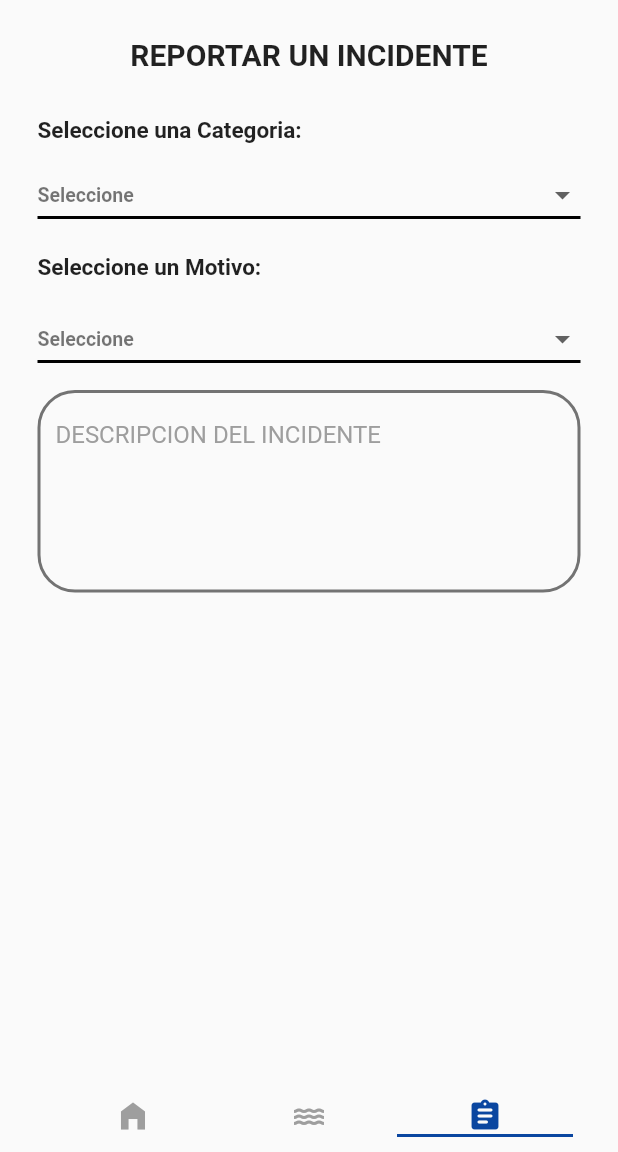
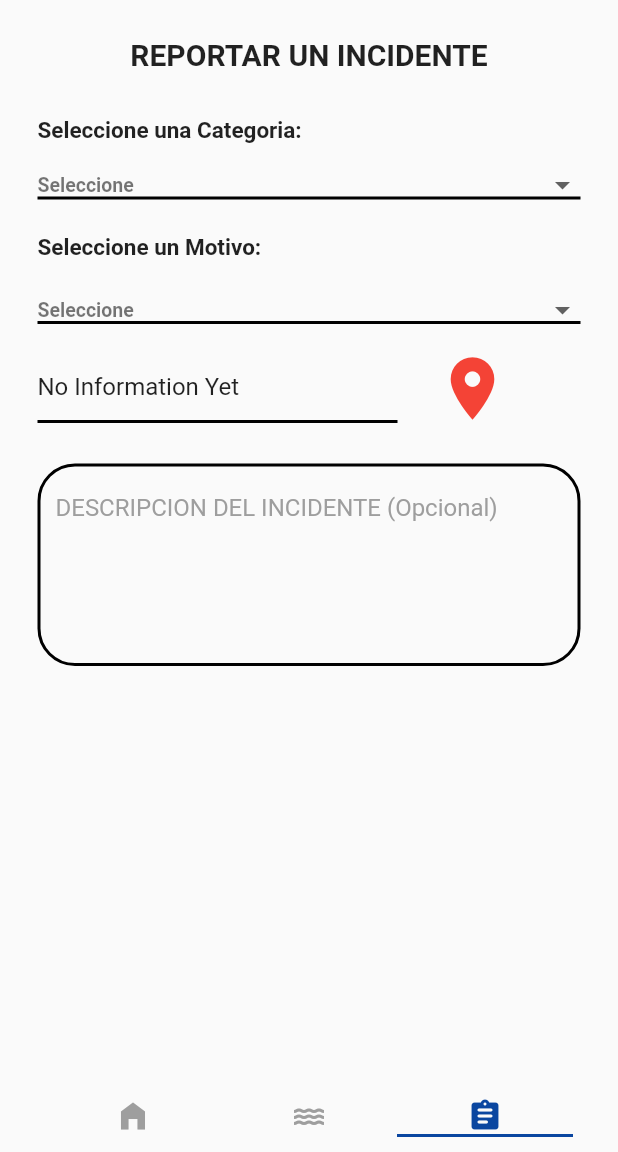
Before and after one commit to GustavoZegarra/PRY2021267_MobileApp, a Flutter app: the screen it shows after launch, item 3 of the bottom bar chosen, on a phone screen of 412 x 824 dp, the part 84-1236 px from its top. Run offline on Flutter 3.47's test engine with Material 2 defaults, Android fonts, the phone set to English and light mode, and no system bars; our stand-ins replace google_maps_flutter; missing offline and left inert: dart:ffi.

Commit message:
Mas funcionalidades en la pantalla de Reporte de Incidente

```diff
--- a/mobile_app/lib/screens/incidente_screen.dart
+++ b/mobile_app/lib/screens/incidente_screen.dart
@@ -1,12 +1,28 @@
+import 'package:flutter/cupertino.dart';
 import 'package:flutter/material.dart';
+import 'package:mobile_app/screens/screens.dart';
 
 class IncidenteScreen extends StatefulWidget {
   @override
-  _MyAppState createState() => _MyAppState();
+  IncidenteState createState() => IncidenteState();
 }
 
-class _MyAppState extends State<IncidenteScreen> {
-  //const IncidenteScreen({Key? key}) : super(key: key);
+class IncidenteState extends State<IncidenteScreen> {
+
+   String _information = 'No Information Yet';
+
+  void updateInformation(String information) {
+    setState(() => _information = information);
+  }
+
+  void moveToMapaScreen() async {
+    final information = await Navigator.push(
+      context,
+      CupertinoPageRoute(
+          fullscreenDialog: true, builder: (context) => MapaScreen()),
+    );
+    updateInformation(information);
+  }
 
   String temp_cate = 'Seleccione';
   final List<String> lista_categoria = <String>[
@@ -34,26 +50,21 @@ class _MyAppState extends State<IncidenteScreen> {
               margin: const EdgeInsets.fromLTRB(15, 20, 15, 0),
               padding: const EdgeInsets.fromLTRB(10, 5, 10, 5),
               child: Text('REPORTAR UN INCIDENTE',
-              style: TextStyle(fontSize: 20, fontWeight: FontWeight.bold)
+                  style: TextStyle(fontSize: 20, fontWeight: FontWeight.bold)),
             ),
-
-            ),
-
             Container(
               width: MediaQuery.of(context).size.width,
               margin: const EdgeInsets.fromLTRB(15, 20, 15, 0),
               padding: const EdgeInsets.fromLTRB(10, 5, 10, 5),
               child: Text('Seleccione una Categoria: ',
-                  style: TextStyle(fontSize: 15, fontWeight: FontWeight.bold)
+                  style: TextStyle(fontSize: 15, fontWeight: FontWeight.bold)),
             ),
-            ),
-
             Container(
               width: MediaQuery.of(context).size.width,
+              height: 45,
               margin: const EdgeInsets.fromLTRB(15, 0, 15, 0),
               padding: const EdgeInsets.fromLTRB(10, 5, 10, 5),
               child: DropdownButton(
-
                 value: temp_cate,
                 onChanged: (String? newValue) {
                   setState(() {
@@ -64,8 +75,10 @@ class _MyAppState extends State<IncidenteScreen> {
                   return DropdownMenuItem<String>(
                       value: val,
                       child: Text(val,
-                    style: TextStyle(fontSize: 13, color: Colors.black54, fontWeight: FontWeight.bold))
-                  );
+                          style: TextStyle(
+                              fontSize: 13,
+                              color: Colors.black54,
+                              fontWeight: FontWeight.bold)));
                 }).toList(),
                 isExpanded: true,
                 elevation: 1,
@@ -73,20 +86,18 @@ class _MyAppState extends State<IncidenteScreen> {
                   height: 2,
                   color: Colors.black,
                 ),
-
               ),
-
             ),
             Container(
               width: MediaQuery.of(context).size.width,
               margin: const EdgeInsets.fromLTRB(15, 0, 15, 0),
               padding: const EdgeInsets.fromLTRB(10, 10, 10, 10),
               child: Text('Seleccione un Motivo: ',
-                  style: TextStyle(fontSize: 15, fontWeight: FontWeight.bold)
-                  ),
+                  style: TextStyle(fontSize: 15, fontWeight: FontWeight.bold)),
             ),
             Container(
               width: MediaQuery.of(context).size.width,
+              height: 45,
               margin: const EdgeInsets.fromLTRB(15, 0, 15, 0),
               padding: const EdgeInsets.fromLTRB(10, 5, 10, 5),
               child: DropdownButton(
@@ -100,8 +111,10 @@ class _MyAppState extends State<IncidenteScreen> {
                   return DropdownMenuItem<String>(
                       value: val,
                       child: Text(val,
-                    style: TextStyle(fontSize: 13, color: Colors.black54, fontWeight: FontWeight.bold))
-                  );
+                          style: TextStyle(
+                              fontSize: 13,
+                              color: Colors.black54,
+                              fontWeight: FontWeight.bold)));
                 }).toList(),
                 isExpanded: true,
                 elevation: 1,
@@ -110,35 +123,64 @@ class _MyAppState extends State<IncidenteScreen> {
                   color: Colors.black,
                 ),
               ),
+            ),
+            Row(
+              children: [
+                Container(
+                    width: 260,
+                    height: 60,
+                    margin: const EdgeInsets.fromLTRB(15, 0, 0, 0),
+                    padding: const EdgeInsets.fromLTRB(10, 5, 10, 5),
+                    child: TextFormField(
+                        controller: TextEditingController(text: _information),
+                        keyboardType: TextInputType.streetAddress,
+                        decoration: InputDecoration(
+                          hintStyle: TextStyle(fontSize: 15),
+                          focusedBorder: UnderlineInputBorder(
+                              borderSide:
+                                  BorderSide(color: Colors.black, width: 2.0)),
+                          enabledBorder: UnderlineInputBorder(
+                            borderSide:
+                                BorderSide(color: Colors.black, width: 2.0),
+                          ),
+                        ))),
+                SizedBox(width: 15),
+                InkWell(
+                  focusColor: Colors.green,
+                  child: Icon(
+                    Icons.location_on,
+                    color: Colors.red,
+                    size: 50,
+                  ),
+                  onTap: () {
+                   moveToMapaScreen();
 
+                  },
+                ),
+              ],
             ),
             Container(
               width: MediaQuery.of(context).size.width,
-            margin: const EdgeInsets.fromLTRB(15, 0, 15, 0),
+              margin: const EdgeInsets.fromLTRB(15, 15, 15, 0),
               padding: const EdgeInsets.fromLTRB(10, 5, 10, 5),
-            child:TextFormField(
+              child: TextFormField(
                 keyboardType: TextInputType.multiline,
-                minLines: 5,//Normal textInputField will be displayed
-                maxLines: 5,// when user presses enter it will adapt to it
+                minLines: 5, //Normal textInputField will be displayed
+                maxLines: 5, // when user presses enter it will adapt to it
                 decoration: InputDecoration(
-
-                  hintText: 'DESCRIPCION DEL INCIDENTE',
-                  hintStyle: TextStyle(
-                    color: Colors.grey
-                    ),
+                  hintText: 'DESCRIPCION DEL INCIDENTE (Opcional)',
+                  hintStyle: TextStyle(color: Colors.grey),
                   focusedBorder: OutlineInputBorder(
                       borderRadius: BorderRadius.all(Radius.circular(25)),
-                    borderSide: BorderSide(color: Colors.black54, width: 2.0)
-                  ),
-                  enabledBorder:OutlineInputBorder(
+                      borderSide: BorderSide(color: Colors.black, width: 2.0)),
+                  enabledBorder: OutlineInputBorder(
                     borderRadius: BorderRadius.all(Radius.circular(25)),
-                    borderSide: BorderSide(color: Colors.black54, width: 2.0),
+                    borderSide: BorderSide(color: Colors.black, width: 2.0),
                   ),
                 ),
               ),
             ),
           ],
-        )
-        );
+        ));
   }
 }
--- a/mobile_app/lib/screens/screens.dart
+++ b/mobile_app/lib/screens/screens.dart
@@ -4,3 +4,4 @@ export 'package:mobile_app/screens/tab_screen.dart';
 export 'package:mobile_app/screens/incidente_screen.dart';
 export 'package:mobile_app/screens/quebrada_screen.dart';
 export 'package:mobile_app/screens/usuario_screen.dart';
+export 'package:mobile_app/screens/mapa_screen.dart';
--- a/mobile_app/pubspec.yaml
+++ b/mobile_app/pubspec.yaml
@@ -35,6 +35,8 @@ dependencies:
   # The following adds the Cupertino Icons font to your application.
   # Use with the CupertinoIcons class for iOS style icons.
   cupertino_icons: ^1.0.2
+  google_maps_flutter: ^2.1.1
+  provider: ^6.0.2
 
 dev_dependencies:
   flutter_test:
```
Also changed, not shown: mobile_app/lib/controllers/map_controller.dart (added, +21 -0 lines), mobile_app/lib/screens/home_screen.dart (+26 -7 lines), mobile_app/lib/screens/mapa_screen.dart (added, +40 -0 lines), mobile_app/pubspec.lock, 2 other files. Lines whose indentation alone changed are shown as unchanged.
